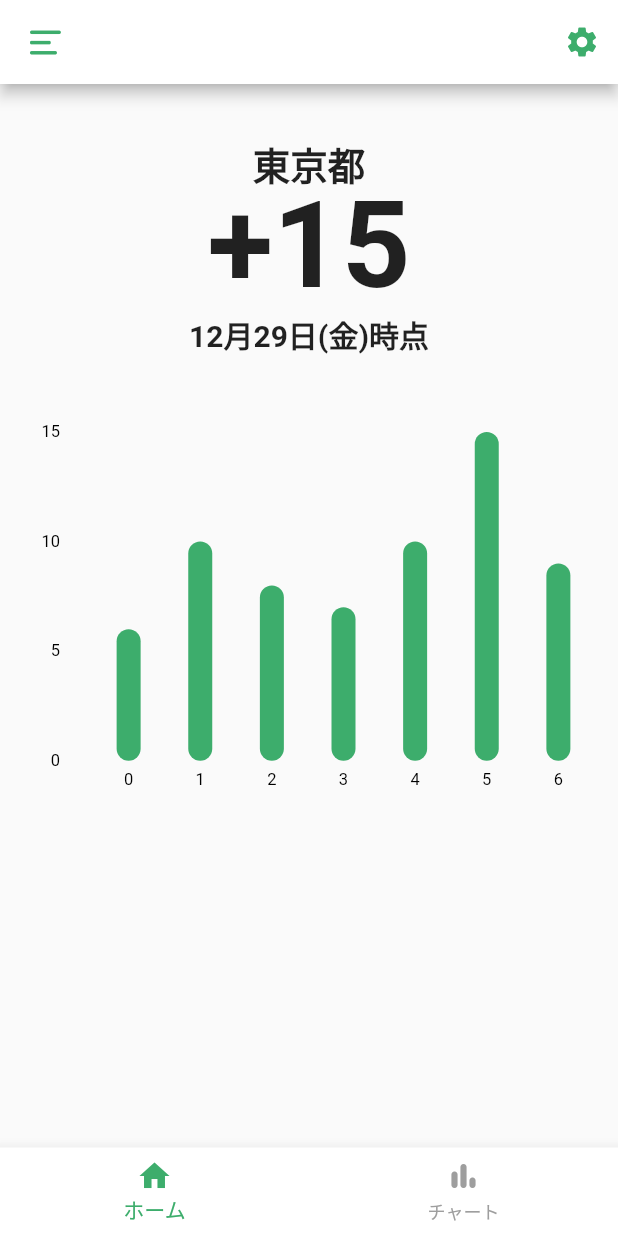
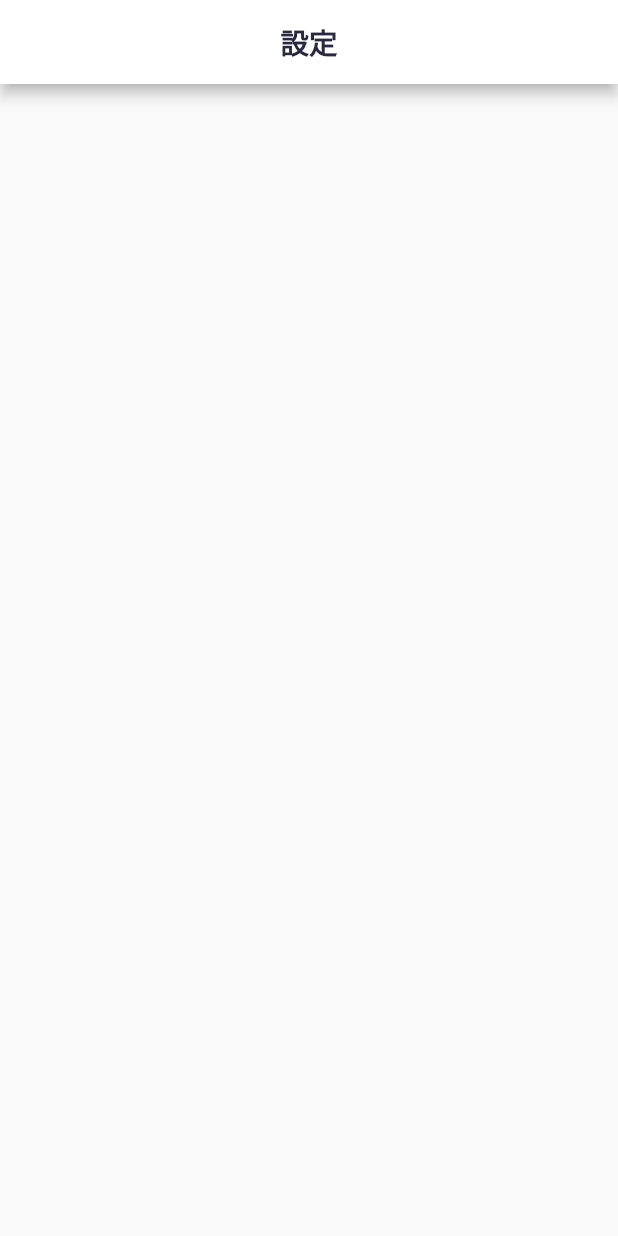
Before and after one commit to Yusuke-Suzuki-11/covid19-manager, a Flutter app: the screen it shows after launch, after a tap on the "settings" icon, on a phone screen of 412 x 824 dp. Run offline on Flutter 3.47's test engine with Material 2 defaults, Android fonts, the phone set to English and light mode, and no system bars; drawn by our look-alikes of fl_chart; our stand-ins replace flutter_riverpod, hexcolor, hooks_riverpod.

Commit message:
スタイルの基盤作成

```diff
--- a/lib/const/pallet.dart
+++ b/lib/const/pallet.dart
@@ -4,4 +4,9 @@ class Pallet{
   Pallet._();
 
   static final mainColor = HexColor("#3dad6c");
+  static final monoColor = HexColor("#292841");
+
+  static HexColor get txtBasic {
+    return monoColor;
+  }
 }
--- /dev/null
+++ b/lib/const/styles.dart
@@ -0,0 +1,15 @@
+
+
+import 'package:covid19_manager/const/pallet.dart';
+import 'package:flutter/material.dart';
+
+class Styles {
+  Styles._();
+
+
+  static final TextStyle txtAppBar = TextStyle(
+    color: Pallet.monoColor,
+    fontWeight: FontWeight.bold,
+    fontSize: 19
+  );
+}
--- a/lib/view/page/my_home_page.dart
+++ b/lib/view/page/my_home_page.dart
@@ -1,7 +1,7 @@
 import 'package:covid19_manager/const/custom_icon.dart';
 import 'package:covid19_manager/const/pallet.dart';
+import 'package:covid19_manager/view/page/setting_page.dart';
 import 'package:covid19_manager/view/widget/weekly_border_chart_widget.dart';
-import 'package:fl_chart/fl_chart.dart';
 import 'package:flutter/material.dart';
 
 class MyHomePage extends StatefulWidget {
@@ -24,13 +24,18 @@ class _MyHomePageState extends State<MyHomePage> {
             color: Pallet.mainColor,
           ),
           onPressed: (){
-            print('メニューが開きます');
           },
         ),
         actions: [
           IconButton(
             onPressed: (){
-              print('押されたよ');
+              Navigator.of(context, rootNavigator: true).push(
+                MaterialPageRoute(
+                  builder: (context) {
+                    return SettingPage();
+                  },
+                ),
+              );
             },
             icon: Icon(
               Icons.settings,
--- /dev/null
+++ b/lib/view/page/setting_page.dart
@@ -0,0 +1,21 @@
+import 'package:covid19_manager/const/pallet.dart';
+import 'package:covid19_manager/const/styles.dart';
+import 'package:flutter/cupertino.dart';
+import 'package:flutter/material.dart';
+
+class SettingPage extends StatelessWidget {
+
+  @override
+  Widget build(BuildContext context) {
+    return Scaffold(
+      appBar: AppBar(
+        title: Text(
+          '設定',
+          style: Styles.txtAppBar
+        ),
+        centerTitle: true,
+        backgroundColor: Colors.white,
+      ),
+    );
+  }
+}
```
